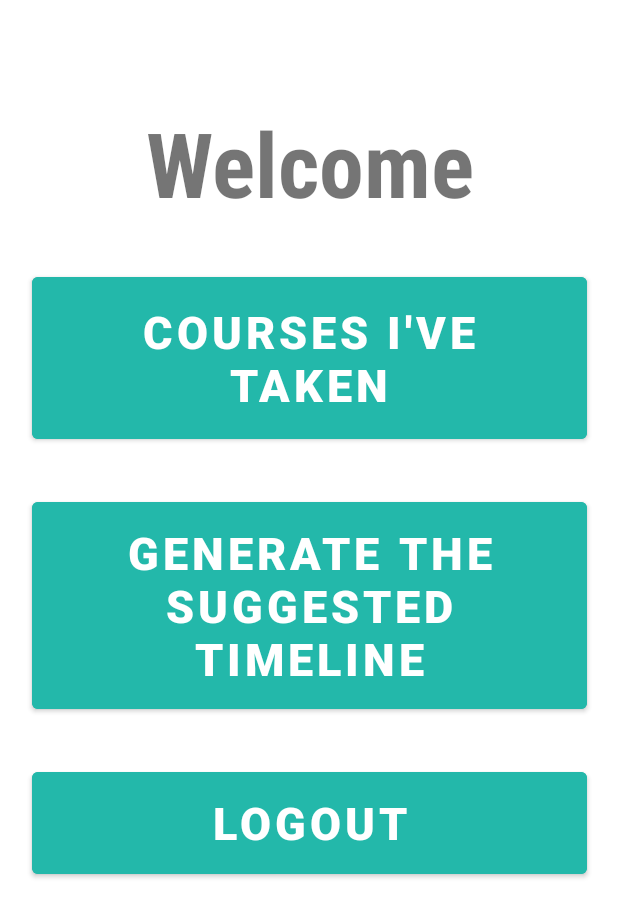
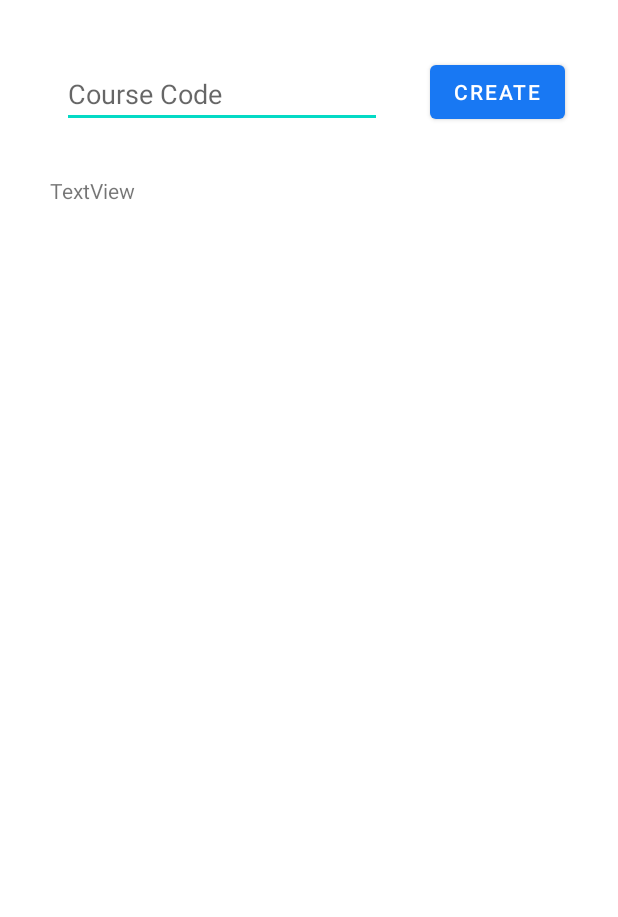
Before and after one commit to YimoShen-86/CSCB07-Project, an Android app: the StudentPg screen opened directly, with no data from a screen before it, after a tap on "GENERATE THE SUGGESTED TIMELINE", on a phone screen of 412 x 824 dp. Shown: the top 917 px of the screen. Run offline under Robolectric (Android 15) with nearby library versions, the phone set to English and light mode, and no system bars.

Commit message:
Progress in student
Working on student part
add some methods in model
to be done tomorrow

```diff
--- a/app/src/main/java/com/example/loginpage/StudentPg.java
+++ b/app/src/main/java/com/example/loginpage/StudentPg.java
@@ -10,11 +10,13 @@ import android.widget.Button;
 public class StudentPg extends AppCompatActivity implements View.OnClickListener {
 
     private Button btnGenerateTimeline, btnCourseTaken, btnLogOut;
+    String uid;
 
     @Override
     protected void onCreate(Bundle savedInstanceState) {
         super.onCreate(savedInstanceState);
         setContentView(R.layout.activity_student_pg);
+        uid =getIntent().getStringExtra("uid");
 
         btnCourseTaken = (Button) findViewById(R.id.courseTaken);
         btnCourseTaken.setOnClickListener(this);
@@ -28,16 +30,21 @@ public class StudentPg extends AppCompatActivity implements View.OnClickListener
 
     @Override
     public void onClick(View view) {
+        Intent intent;
         switch (view.getId()) {
             case R.id.logout:
-                startActivity(new Intent(this, MainActivity.class));
+                startActivity(new Intent(StudentPg.this, MainActivity.class));
                 break;
             case R.id.courseTaken:
-                startActivity(new Intent(this, Coursestaken.class));
+                intent = new Intent(StudentPg.this, Coursestaken.class);
+                intent.putExtra("uid", uid);
+                startActivity(intent);
                 break;
             case R.id.generateTimeline:
-                //enter timeline page
-                //startActivity(new Intent(this, ...);
+                intent = new Intent(StudentPg.this, StudentTimeline.class);
+                intent.putExtra("uid", uid);
+                startActivity(intent);
+                break;
         }
     }
 }
--- /dev/null
+++ b/app/src/main/java/com/example/loginpage/StudentTimeline.java
@@ -0,0 +1,14 @@
+package com.example.loginpage;
+
+import androidx.appcompat.app.AppCompatActivity;
+
+import android.os.Bundle;
+
+public class StudentTimeline extends AppCompatActivity {
+
+    @Override
+    protected void onCreate(Bundle savedInstanceState) {
+        super.onCreate(savedInstanceState);
+        setContentView(R.layout.activity_student_timeline);
+    }
+}
--- /dev/null
+++ b/app/src/main/res/layout/activity_student_timeline.xml
@@ -0,0 +1,45 @@
+<?xml version="1.0" encoding="utf-8"?>
+<androidx.constraintlayout.widget.ConstraintLayout xmlns:android="http://schemas.android.com/apk/res/android"
+    xmlns:app="http://schemas.android.com/apk/res-auto"
+    xmlns:tools="http://schemas.android.com/tools"
+    android:layout_width="match_parent"
+    android:layout_height="match_parent"
+    tools:context=".StudentTimeline">
+
+    <Button
+        android:id="@+id/btnCreate"
+        android:layout_width="wrap_content"
+        android:layout_height="wrap_content"
+        android:layout_marginStart="32dp"
+        android:text="Create"
+        app:layout_constraintBottom_toBottomOf="@+id/txtWantToTake"
+        app:layout_constraintStart_toEndOf="@+id/txtWantToTake"
+        app:layout_constraintTop_toTopOf="@+id/txtWantToTake"
+        app:layout_constraintVertical_bias="1.0" />
+
+    <EditText
+        android:id="@+id/txtWantToTake"
+        android:layout_width="wrap_content"
+        android:layout_height="wrap_content"
+        android:layout_marginTop="40dp"
+        android:ems="10"
+        android:inputType="textPersonName"
+        android:hint="Course Code"
+        app:layout_constraintEnd_toEndOf="parent"
+        app:layout_constraintHorizontal_bias="0.208"
+        app:layout_constraintStart_toStartOf="parent"
+        app:layout_constraintTop_toTopOf="parent" />
+
+    <TextView
+        android:id="@+id/table2"
+        android:layout_width="345dp"
+        android:layout_height="179dp"
+        android:layout_marginTop="32dp"
+        android:text="TextView"
+        app:layout_constraintEnd_toEndOf="parent"
+        app:layout_constraintStart_toStartOf="parent"
+        app:layout_constraintTop_toBottomOf="@+id/txtWantToTake">
+
+    </TextView>
+
+</androidx.constraintlayout.widget.ConstraintLayout>
```
Also changed, not shown: app/src/main/AndroidManifest.xml (+14 -7 lines), app/src/main/java/com/example/loginpage/Course.java (+35 -0 lines), app/src/main/java/com/example/loginpage/Coursestaken.java (+3 -33 lines), app/src/main/java/com/example/loginpage/StudentCourselist.java (added, +14 -0 lines), app/src/main/java/com/example/loginpage/coursecart.java (deleted, +0 -28 lines), app/src/main/java/com/example/loginpage/coursemodel.java (deleted, +0 -9 lines), app/src/main/res/layout/activity_coursestaken.xml (+19 -6 lines), app/src/main/res/layout/activity_student_courselist.xml (added, +9 -0 lines).
